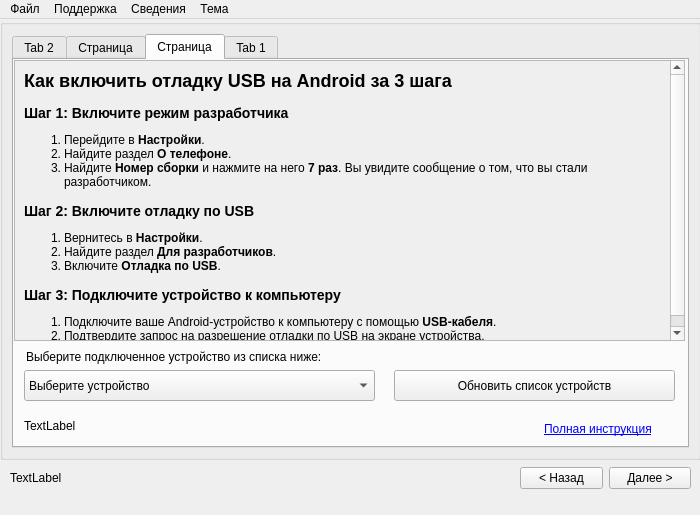
badcast/adskiller, file ui/mainwindow.ui: the form before one commit.
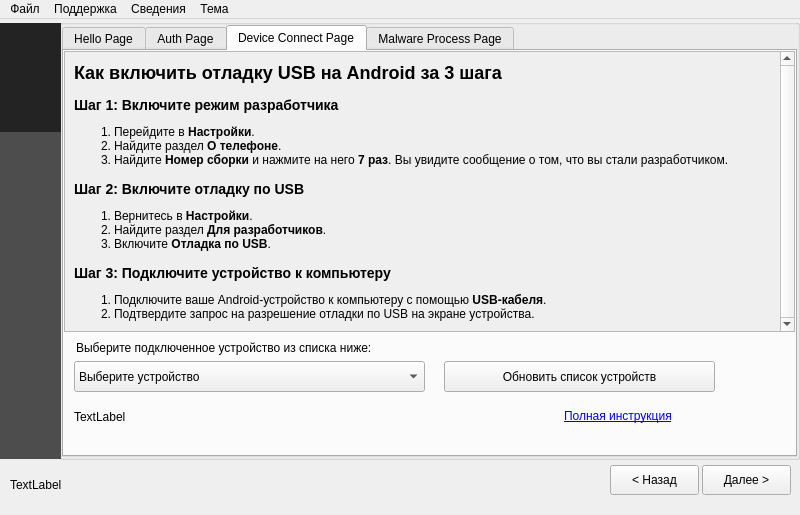
The form after the commit. The open tabs and pages were chosen to show the change. Icons and pictures are not drawn.

The edit to the form file:
```diff
--- a/ui/mainwindow.ui
+++ b/ui/mainwindow.ui
@@ -12,7 +12,7 @@
    <rect>
     <x>0</x>
     <y>0</y>
-    <width>700</width>
+    <width>800</width>
     <height>515</height>
    </rect>
   </property>
@@ -24,13 +24,13 @@
   </property>
   <property name="minimumSize">
    <size>
-    <width>700</width>
+    <width>800</width>
     <height>515</height>
    </size>
   </property>
   <property name="maximumSize">
    <size>
-    <width>700</width>
+    <width>800</width>
     <height>515</height>
    </size>
   </property>
@@ -45,28 +45,55 @@
    <widget class="QWidget" name="verticalLayoutWidget">
     <property name="geometry">
      <rect>
-      <x>520</x>
-      <y>444</y>
-      <width>171</width>
-      <height>30</height>
+      <x>610</x>
+      <y>446</y>
+      <width>181</width>
+      <height>41</height>
      </rect>
     </property>
     <layout class="QHBoxLayout" name="horizontalLayout">
+     <property name="spacing">
+      <number>3</number>
+     </property>
+     <property name="sizeConstraint">
+      <enum>QLayout::SizeConstraint::SetMaximumSize</enum>
+     </property>
      <item>
       <widget class="QPushButton" name="pprev">
        <property name="enabled">
         <bool>true</bool>
        </property>
+       <property name="minimumSize">
+        <size>
+         <width>0</width>
+         <height>30</height>
+        </size>
+       </property>
        <property name="text">
         <string>&lt; Назад</string>
        </property>
+       <property name="default">
+        <bool>false</bool>
+       </property>
+       <property name="flat">
+        <bool>false</bool>
+       </property>
       </widget>
      </item>
      <item>
       <widget class="QPushButton" name="pnext">
+       <property name="minimumSize">
+        <size>
+         <width>0</width>
+         <height>30</height>
+        </size>
+       </property>
        <property name="text">
         <string>Далее &gt;</string>
        </property>
+       <property name="flat">
+        <bool>false</bool>
+       </property>
       </widget>
      </item>
     </layout>
@@ -74,16 +101,28 @@
    <widget class="QGroupBox" name="contentLayout">
     <property name="geometry">
      <rect>
-      <x>0</x>
+      <x>59</x>
       <y>0</y>
-      <width>701</width>
+      <width>741</width>
       <height>441</height>
      </rect>
     </property>
-    <property name="flat">
-     <bool>false</bool>
-    </property>
     <layout class="QGridLayout" name="_2">
+     <property name="leftMargin">
+      <number>0</number>
+     </property>
+     <property name="topMargin">
+      <number>0</number>
+     </property>
+     <property name="rightMargin">
+      <number>0</number>
+     </property>
+     <property name="bottomMargin">
+      <number>0</number>
+     </property>
+     <property name="spacing">
+      <number>0</number>
+     </property>
      <item row="0" column="0">
       <widget class="QTabWidget" name="tabWidget">
        <property name="whatsThis">
@@ -94,7 +133,7 @@
        </property>
        <widget class="QWidget" name="tab0">
         <attribute name="title">
-         <string>Tab 2</string>
+         <string>Hello Page</string>
         </attribute>
         <layout class="QGridLayout" name="gridLayout_3">
          <item row="0" column="0">
@@ -148,7 +187,7 @@
        </widget>
        <widget class="QWidget" name="tab">
         <attribute name="title">
-         <string>Страница</string>
+         <string>Auth Page</string>
         </attribute>
         <widget class="QLineEdit" name="lineEditToken">
          <property name="geometry">
@@ -221,7 +260,7 @@
        </widget>
        <widget class="QWidget" name="tab1">
         <attribute name="title">
-         <string>Страница</string>
+         <string>Device Connect Page</string>
         </attribute>
         <widget class="QComboBox" name="comboBoxDevices">
          <property name="geometry">
@@ -256,7 +295,7 @@
           <rect>
            <x>380</x>
            <y>310</y>
-           <width>281</width>
+           <width>271</width>
            <height>31</height>
           </rect>
          </property>
@@ -276,7 +315,7 @@
           <rect>
            <x>0</x>
            <y>0</y>
-           <width>671</width>
+           <width>731</width>
            <height>281</height>
           </rect>
          </property>
@@ -297,7 +336,7 @@
            <rect>
             <x>0</x>
             <y>0</y>
-            <width>655</width>
+            <width>715</width>
             <height>352</height>
            </rect>
           </property>
@@ -321,10 +360,10 @@
         <widget class="QLabel" name="label_3">
          <property name="geometry">
           <rect>
-           <x>530</x>
-           <y>360</y>
-           <width>141</width>
-           <height>18</height>
+           <x>500</x>
+           <y>350</y>
+           <width>171</width>
+           <height>31</height>
           </rect>
          </property>
          <property name="text">
@@ -356,7 +395,7 @@
           <rect>
            <x>10</x>
            <y>350</y>
-           <width>371</width>
+           <width>421</width>
            <height>31</height>
           </rect>
          </property>
@@ -367,7 +406,7 @@
        </widget>
        <widget class="QWidget" name="tab2">
         <attribute name="title">
-         <string>Tab 1</string>
+         <string>Malware Process Page</string>
         </attribute>
         <widget class="QListView" name="processStatus">
          <property name="geometry">
@@ -479,18 +518,207 @@
      </item>
     </layout>
    </widget>
-   <widget class="QLabel" name="labelStat">
+   <widget class="QWidget" name="pageIconBoxes" native="true">
     <property name="geometry">
      <rect>
+      <x>0</x>
+      <y>4</y>
+      <width>61</width>
+      <height>436</height>
+     </rect>
+    </property>
+    <property name="minimumSize">
+     <size>
+      <width>0</width>
+      <height>0</height>
+     </size>
+    </property>
+    <layout class="QVBoxLayout" name="verticalLayout">
+     <property name="spacing">
+      <number>0</number>
+     </property>
+     <property name="leftMargin">
+      <number>0</number>
+     </property>
+     <property name="topMargin">
+      <number>0</number>
+     </property>
+     <property name="rightMargin">
+      <number>0</number>
+     </property>
+     <property name="bottomMargin">
+      <number>0</number>
+     </property>
+     <item>
+      <widget class="QWidget" name="widget" native="true">
+       <property name="enabled">
+        <bool>false</bool>
+       </property>
+       <property name="minimumSize">
+        <size>
+         <width>0</width>
+         <height>100</height>
+        </size>
+       </property>
+       <property name="maximumSize">
+        <size>
+         <width>16777215</width>
+         <height>16777215</height>
+        </size>
+       </property>
+       <property name="styleSheet">
+        <string notr="true">QWidget
+{
+image: url(:/resources/icon-hello);
+padding: 10px;
+background-color: #4d4d4d;
+}
+
+QWidget:disabled 
+{
+background-color: #232323;
+}</string>
+       </property>
+      </widget>
+     </item>
+     <item>
+      <widget class="QWidget" name="widget_2" native="true">
+       <property name="minimumSize">
+        <size>
+         <width>0</width>
+         <height>100</height>
+        </size>
+       </property>
+       <property name="maximumSize">
+        <size>
+         <width>16777215</width>
+         <height>16777215</height>
+        </size>
+       </property>
+       <property name="styleSheet">
+        <string notr="true">QWidget
+{
+image: url(:/resources/icon-authlogin);
+padding: 10px;
+background-color: #4d4d4d;
+}
+
+QWidget:disabled 
+{
+background-color: #232323;
+}</string>
+       </property>
+      </widget>
+     </item>
+     <item>
+      <widget class="QWidget" name="widget_3" native="true">
+       <property name="minimumSize">
+        <size>
+         <width>0</width>
+         <height>100</height>
+        </size>
+       </property>
+       <property name="maximumSize">
+        <size>
+         <width>16777215</width>
+         <height>16777215</height>
+        </size>
+       </property>
+       <property name="styleSheet">
+        <string notr="true">QWidget
+{
+image: url(:/resources/icon-deviceconnect);
+padding: 10px;
+background-color: #4d4d4d;
+}
+
+QWidget:disabled 
+{
+background-color: #232323;
+}</string>
+       </property>
+      </widget>
+     </item>
+     <item>
+      <widget class="QWidget" name="widget_4" native="true">
+       <property name="minimumSize">
+        <size>
+         <width>0</width>
+         <height>100</height>
+        </size>
+       </property>
+       <property name="maximumSize">
+        <size>
+         <width>16777215</width>
+         <height>16777215</height>
+        </size>
+       </property>
+       <property name="styleSheet">
+        <string notr="true">QWidget
+{
+image: url(:/resources/icon-malware);
+padding: 10px;
+background-color: #4d4d4d;
+}
+
+QWidget:disabled 
+{
+background-color: #232323;
+}</string>
+       </property>
+      </widget>
+     </item>
+    </layout>
+   </widget>
+   <widget class="QWidget" name="arrowIconMark" native="true">
+    <property name="geometry">
+     <rect>
       <x>10</x>
-      <y>450</y>
-      <width>501</width>
-      <height>18</height>
+      <y>10</y>
+      <width>40</width>
+      <height>61</height>
      </rect>
     </property>
-    <property name="text">
-     <string>TextLabel</string>
+    <property name="minimumSize">
+     <size>
+      <width>40</width>
+      <height>61</height>
+     </size>
     </property>
+    <property name="maximumSize">
+     <size>
+      <width>40</width>
+      <height>61</height>
+     </size>
+    </property>
+    <property name="styleSheet">
+     <string notr="true">image: url(:/resources/icon-arrow-right);
+background-color: transparent; 
+
+</string>
+    </property>
+   </widget>
+   <widget class="QWidget" name="gridLayoutWidget">
+    <property name="geometry">
+     <rect>
+      <x>10</x>
+      <y>440</y>
+      <width>601</width>
+      <height>51</height>
+     </rect>
+    </property>
+    <layout class="QGridLayout" name="gridLayout_4">
+     <property name="sizeConstraint">
+      <enum>QLayout::SizeConstraint::SetDefaultConstraint</enum>
+     </property>
+     <item row="0" column="0">
+      <widget class="QLabel" name="labelStat">
+       <property name="text">
+        <string>TextLabel</string>
+       </property>
+      </widget>
+     </item>
+    </layout>
    </widget>
   </widget>
   <widget class="QMenuBar" name="menubar">
@@ -498,7 +726,7 @@
     <rect>
      <x>0</x>
      <y>0</y>
-     <width>700</width>
+     <width>800</width>
      <height>23</height>
     </rect>
    </property>
```
Left out of the diff: 38 changed lines with no effect on the pictures.
